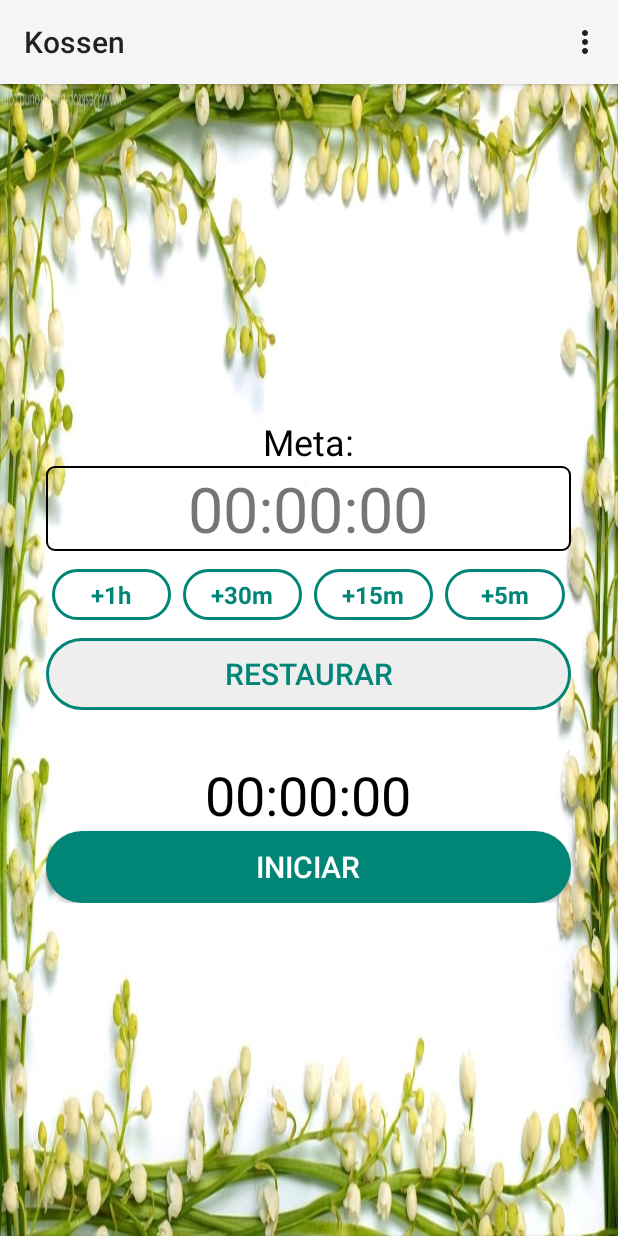
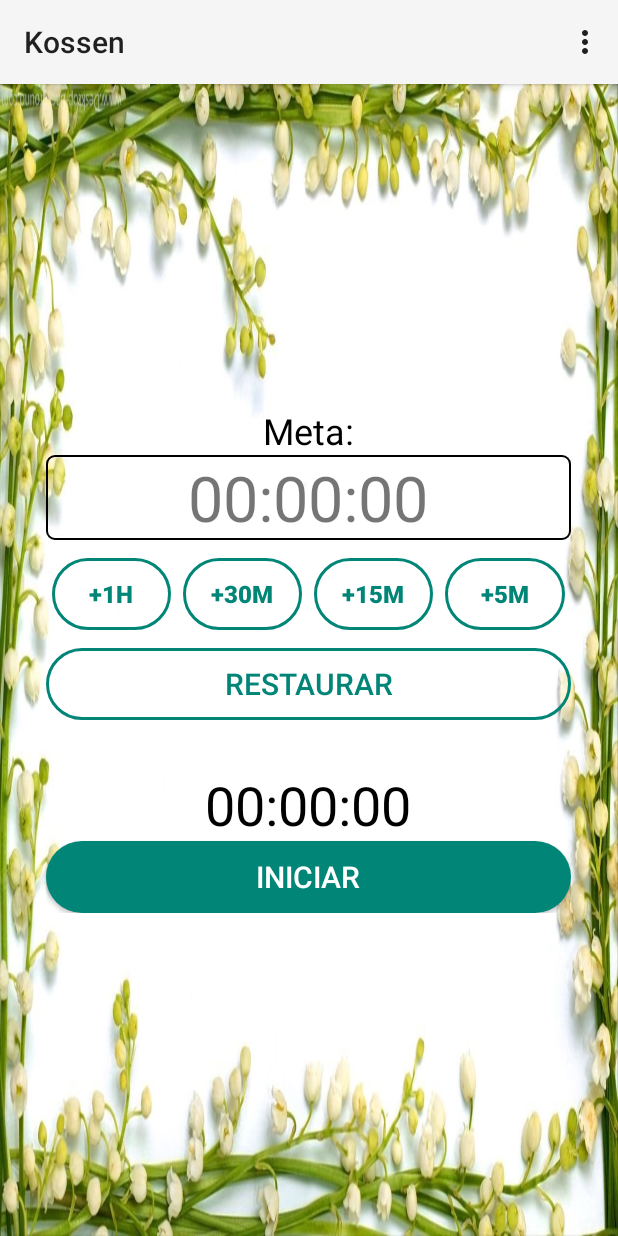
Before and after one commit to matheusbaltazaar/Kossen, an Android app: the screen it shows after launch (MainActivity), on a phone screen of 412 x 824 dp. Run offline under Robolectric (Android 15) with nearby library versions, the phone set to English and light mode, and no system bars.

Commit message:
Ajuste na seleção de toque e no componente Chronometer

```diff
--- a/app/src/main/java/com/baltazarstudio/kossen/ui/MainActivity.java
+++ b/app/src/main/java/com/baltazarstudio/kossen/ui/MainActivity.java
@@ -5,7 +5,6 @@ import android.content.Intent;
 import android.content.SharedPreferences;
 import android.media.MediaPlayer;
 import android.os.Bundle;
-import android.os.Handler;
 import android.support.v7.app.AlertDialog;
 import android.support.v7.app.AppCompatActivity;
 import android.view.Menu;
@@ -33,13 +32,16 @@ public class MainActivity extends AppCompatActivity {
     private Button buttonReset;
     private Button buttonStartStop;
 
-    private Database database;
 
     // Media Player
     private MediaPlayer mediaPlayer;
     private SharedPreferences preferences;
 
     private Chronometer mChronometer;
+    private Button buttonIncreaseOneHour;
+    private Button buttonIncreaseThirtyMinutes;
+    private Button buttonIncreaseFifteenMinutes;
+    private Button buttonIncreaseFiveMinutes;
 
 
     @Override
@@ -49,62 +51,75 @@ public class MainActivity extends AppCompatActivity {
 
         preferences = getSharedPreferences("prefs", MODE_PRIVATE);
 
-        buttonStartStop = findViewById(R.id.bt_start_stop_time);
-        buttonStartStop.setOnClickListener(new View.OnClickListener() {
+        labelGoalTime = findViewById(R.id.tv_goal_time);
+
+        buttonIncreaseOneHour = findViewById(R.id.button_increase_time_one_hour);
+        buttonIncreaseOneHour.setOnClickListener(new View.OnClickListener() {
             @Override
-            public void onClick(View v) {
-                if (!mChronometer.isRunning()) {
-                    mChronometer.resume();
-                    buttonStartStop.setText(R.string.all_button_stop);
-                } else {
-                    mChronometer.stop();
-                    buttonStartStop.setText(R.string.all_button_start);
-                    toggleUIComponents(true);
-                }
+            public void onClick(View view) {
+                mChronometer.addMinutes(60);
+                labelGoalTime.setText(mChronometer.getGoalTime());
             }
         });
 
+        buttonIncreaseThirtyMinutes = findViewById(R.id.button_increase_time_thirty_minutes);
+        buttonIncreaseThirtyMinutes.setOnClickListener(new View.OnClickListener() {
+            @Override
+            public void onClick(View view) {
+                mChronometer.addMinutes(30);
+                labelGoalTime.setText(mChronometer.getGoalTime());
+            }
+        });
 
-        labelCurrentTime = findViewById(R.id.tv_current_time);
-        labelGoalTime = findViewById(R.id.tv_goal_time);
+        buttonIncreaseFifteenMinutes = findViewById(R.id.button_increase_time_fifteen_minutes);
+        buttonIncreaseFifteenMinutes.setOnClickListener(new View.OnClickListener() {
+            @Override
+            public void onClick(View view) {
+                mChronometer.addMinutes(15);
+                labelGoalTime.setText(mChronometer.getGoalTime());
+            }
+        });
 
-        final View.OnClickListener increaseListener = new View.OnClickListener() {
+        buttonIncreaseFiveMinutes = findViewById(R.id.button_increase_time_five_minutes);
+        buttonIncreaseFiveMinutes.setOnClickListener(new View.OnClickListener() {
             @Override
-            public void onClick(View v) {
-                increase((int) v.getTag());
+            public void onClick(View view) {
+                mChronometer.addMinutes(5);
+                labelGoalTime.setText(mChronometer.getGoalTime());
             }
-        };
-
-        final TextView increaseOneHour = findViewById(R.id.button_increase_time_one_hour);
-        increaseOneHour.setTag(60);
-        increaseOneHour.setOnClickListener(increaseListener);
-
-        final TextView increaseThirtyMinutes = findViewById(R.id.button_increase_time_thirty_minutes);
-        increaseThirtyMinutes.setTag(30);
-        increaseThirtyMinutes.setOnClickListener(increaseListener);
-
-        final TextView increaseFifteenMinutes = findViewById(R.id.button_increase_time_fifteen_minutes);
-        increaseFifteenMinutes.setTag(15);
-        increaseFifteenMinutes.setOnClickListener(increaseListener);
-
-        final TextView increaseFiveMinutes = findViewById(R.id.button_increase_time_five_minutes);
-        increaseFiveMinutes.setTag(5);
-        increaseFiveMinutes.setOnClickListener(increaseListener);
+        });
 
         buttonReset = findViewById(R.id.button_reset);
         buttonReset.setOnClickListener(new View.OnClickListener() {
             @Override
             public void onClick(View v) {
-                if (mChronometer.isRunning())
+                if (mChronometer.hasStarted())
                     createResetAlert();
                 else
                     restoreClock();
             }
         });
 
+        labelCurrentTime = findViewById(R.id.tv_current_time);
+
+        buttonStartStop = findViewById(R.id.bt_start_stop_time);
+        buttonStartStop.setOnClickListener(new View.OnClickListener() {
+            @Override
+            public void onClick(View v) {
+                if (mChronometer.isRunning()) {
+                    mChronometer.stop();
+                    buttonStartStop.setText(R.string.all_button_start);
+                    toggleUIComponents(true);
+                } else {
+                    mChronometer.resume();
+                    buttonStartStop.setText(R.string.all_button_stop);
+                    toggleUIComponents(false);
+                }
+            }
+        });
+
+
         setUpChronometer();
-
-        database = new Database(this);
     }
 
     @Override
@@ -125,10 +140,9 @@ public class MainActivity extends AppCompatActivity {
         return super.onOptionsItemSelected(item);
     }
 
-
     private void setUpChronometer() {
         mChronometer = new Chronometer();
-        mChronometer.setChronometerListener(new Chronometer.ChronometerListener() {
+        mChronometer.setTimeListener(new Chronometer.TimeListener() {
             @Override
             public void onTick() {
                 labelCurrentTime.setText(mChronometer.getCurrentTime());
@@ -143,69 +157,54 @@ public class MainActivity extends AppCompatActivity {
         });
     }
 
-    private void increase(int minutes) {
-//        totalGoalSeconds += minutes * 60;
-        // TODO
-        labelGoalTime.setText(mChronometer.getGoalTime());
-
-        toggleUIComponents(true);
-    }
-
     private void restoreClock() {
         mChronometer.reset();
         labelCurrentTime.setText(mChronometer.getCurrentTime());
         labelGoalTime.setText(mChronometer.getGoalTime());
         buttonStartStop.setText(R.string.all_button_start);
-        toggleUIComponents(false);
+        toggleUIComponents(true);
     }
 
     private void toggleUIComponents(boolean enabled) {
         buttonReset.setEnabled(enabled);
+        buttonIncreaseFiveMinutes.setEnabled(enabled);
+        buttonIncreaseFifteenMinutes.setEnabled(enabled);
+        buttonIncreaseThirtyMinutes.setEnabled(enabled);
+        buttonIncreaseOneHour.setEnabled(enabled);
     }
 
     private void createDialogGoalReached() {
         Locale mLocale = new Locale("pt", "BR");
         SimpleDateFormat sdf = new SimpleDateFormat("dd/MM/yyyy HH:mm", mLocale);
-        final String data = sdf.format(Calendar.getInstance().getTime());
+        final String now = sdf.format(Calendar.getInstance().getTime());
 
         new AlertDialog.Builder(this)
                 .setCancelable(false)
                 .setTitle(R.string.all_label_goal_reached)
-                .setMessage(String.format("Tempo: %s", data))
+                .setMessage(String.format("Tempo: %s", now))
                 .setNeutralButton("OK", new DialogInterface.OnClickListener() {
                     @Override
                     public void onClick(DialogInterface dialog, int which) {
-                        database.register(
-                                labelCurrentTime.getText().toString(),
-                                data);
+                        Database database = new Database(MainActivity.this);
+                        database.register(labelCurrentTime.getText().toString(), now);
+                        stopSound();
                         dialog.dismiss();
-                    }
-                })
-                .setOnDismissListener(new DialogInterface.OnDismissListener() {
-                    @Override
-                    public void onDismiss(DialogInterface dialog) {
-                        stopSound();
                     }
                 })
                 .create().show();
     }
 
-
     private void playSound() {
+        stopSound();
         int soundId = preferences.getInt(DAIMOKU_GOAL_SOUND, DEFAULT_DAIMOKU_GOAL_SOUND);
 
         mediaPlayer = MediaPlayer.create(this, soundId);
-        mediaPlayer.setOnCompletionListener(new MediaPlayer.OnCompletionListener() {
-            @Override
-            public void onCompletion(MediaPlayer mediaPlayer) {
-                mediaPlayer.release();
-            }
-        });
         mediaPlayer.start();
     }
 
     private void stopSound() {
-        // TODO
+        if (mediaPlayer != null)
+            mediaPlayer.stop();
     }
 
     private void createResetAlert() {
@@ -223,16 +222,16 @@ public class MainActivity extends AppCompatActivity {
     }
 
     private void createDialogSelectSound() {
-        final int previousSound = preferences.getInt(DAIMOKU_GOAL_SOUND, DEFAULT_DAIMOKU_GOAL_SOUND);
+        final int previousSoundId = preferences.getInt(DAIMOKU_GOAL_SOUND, DEFAULT_DAIMOKU_GOAL_SOUND);
         final boolean[] confirmed = {false};
 
         new AlertDialog.Builder(this)
                 .setTitle("Escolha uma melodia")
-                .setSingleChoiceItems(R.array.array_sounds, -1, new DialogInterface.OnClickListener() {
+                .setSingleChoiceItems(R.array.array_sounds, Sounds.getPosition(previousSoundId), new DialogInterface.OnClickListener() {
                     @Override
                     public void onClick(DialogInterface dialog, int which) {
+                        playSound();
                         updateRing(Sounds.get(which));
-                        playSound();
                     }
                 })
                 .setPositiveButton("OK", new DialogInterface.OnClickListener() {
@@ -244,14 +243,13 @@ public class MainActivity extends AppCompatActivity {
                 .setOnDismissListener(new DialogInterface.OnDismissListener() {
                     @Override
                     public void onDismiss(DialogInterface dialog) {
-                        mediaPlayer.release();
+                        stopSound();
                         if (!confirmed[0]) {
-                            updateRing(previousSound);
+                            updateRing(previousSoundId);
                         }
                     }
                 })
-                .create()
-                .show();
+                .create().show();
     }
 
     private void updateRing(int id) {
@@ -259,4 +257,11 @@ public class MainActivity extends AppCompatActivity {
                 .putInt(DAIMOKU_GOAL_SOUND, id)
                 .apply();
     }
+
+    @Override
+    protected void onDestroy() {
+        if (mediaPlayer != null)
+            mediaPlayer.release();
+        super.onDestroy();
+    }
 }
--- a/app/src/main/res/drawable/all_rounded_border_button_green.xml
+++ b/app/src/main/res/drawable/all_rounded_border_button_green.xml
@@ -1,29 +1,10 @@
-<?xml version="1.0" encoding="utf-8"?>
-<selector xmlns:android="http://schemas.android.com/apk/res/android">
-    <item android:state_pressed="true">
-        <shape android:shape="rectangle">
+<shape xmlns:android="http://schemas.android.com/apk/res/android"
+    android:shape="rectangle">
 
-            <stroke android:width="2dp" android:color="@color/green" />
-            <solid android:color="@color/white_dark" />
-            <corners android:radius="100dp" />
 
-        </shape>
-    </item>
-    <item android:state_enabled="false">
-        <shape android:shape="rectangle">
+    <stroke
+        android:width="2dp"
+        android:color="@color/green" />
+    <corners android:radius="100dp" />
 
-            <stroke android:width="2dp" android:color="@color/green" />
-            <solid android:color="#EEE" />
-            <corners android:radius="100dp" />
-
-        </shape>
-    </item>
-    <item>
-        <shape android:shape="rectangle">
-
-            <stroke android:width="2dp" android:color="@color/green" />
-            <corners android:radius="100dp" />
-
-        </shape>
-    </item>
-</selector>
+</shape>
--- a/app/src/main/res/drawable/all_rounded_button_green.xml
+++ b/app/src/main/res/drawable/all_rounded_button_green.xml
@@ -1,17 +1,5 @@
-<?xml version="1.0" encoding="utf-8"?>
-<selector xmlns:android="http://schemas.android.com/apk/res/android">
-    <item android:state_pressed="true">
-        <shape android:shape="rectangle">
-            <solid android:color="@color/white_dark" />
-            <corners android:radius="166.7dp" />
-        </shape>
-    </item>
-
-    <item>
-        <shape android:shape="rectangle">
-            <solid android:color="@color/green" />
-            <corners android:radius="166.7dp" />
-        </shape>
-    </item>
-
-</selector>
+<shape xmlns:android="http://schemas.android.com/apk/res/android"
+    android:shape="rectangle">
+    <solid android:color="@color/green" />
+    <corners android:radius="166.7dp" />
+</shape>
--- a/app/src/main/res/layout/activity_main.xml
+++ b/app/src/main/res/layout/activity_main.xml
@@ -45,69 +45,58 @@
             android:weightSum="4">
 
 
-            <TextView
+            <Button
                 android:id="@+id/button_increase_time_one_hour"
                 android:layout_width="0dp"
                 android:layout_height="wrap_content"
                 android:layout_margin="4dp"
                 android:layout_weight="1"
                 android:background="@drawable/all_rounded_border_button_green"
-                android:focusable="true"
                 android:paddingTop="6dp"
                 android:paddingBottom="6dp"
                 android:text="@string/label_add_time_one_hour"
-                android:textAlignment="center"
                 android:textColor="@color/green"
                 android:textSize="@dimen/all_increase_button_size_text"
                 android:textStyle="bold" />
 
-            <TextView
+            <Button
                 android:id="@+id/button_increase_time_thirty_minutes"
                 android:layout_width="0dp"
                 android:layout_height="wrap_content"
                 android:layout_margin="4dp"
                 android:layout_weight="1"
                 android:background="@drawable/all_rounded_border_button_green"
-                android:clickable="true"
-                android:focusable="true"
                 android:paddingTop="6dp"
                 android:paddingBottom="6dp"
                 android:text="@string/label_add_time_thirty_minutes"
-                android:textAlignment="center"
                 android:textColor="@color/green"
                 android:textSize="@dimen/all_increase_button_size_text"
                 android:textStyle="bold" />
 
-            <TextView
+            <Button
                 android:id="@+id/button_increase_time_fifteen_minutes"
                 android:layout_width="0dp"
                 android:layout_height="wrap_content"
                 android:layout_margin="4dp"
                 android:layout_weight="1"
                 android:background="@drawable/all_rounded_border_button_green"
-                android:clickable="true"
-                android:focusable="true"
                 android:paddingTop="6dp"
                 android:paddingBottom="6dp"
                 android:text="@string/label_add_time_fifteen_minutes"
-                android:textAlignment="center"
                 android:textColor="@color/green"
                 android:textSize="@dimen/all_increase_button_size_text"
                 android:textStyle="bold" />
 
-            <TextView
+            <Button
                 android:id="@+id/button_increase_time_five_minutes"
                 android:layout_width="0dp"
                 android:layout_height="wrap_content"
                 android:layout_margin="4dp"
                 android:layout_weight="1"
                 android:background="@drawable/all_rounded_border_button_green"
-                android:clickable="true"
-                android:focusable="true"
                 android:paddingTop="6dp"
                 android:paddingBottom="6dp"
                 android:text="@string/label_add_time_five_minutes"
-                android:textAlignment="center"
                 android:textColor="@color/green"
                 android:textSize="@dimen/all_increase_button_size_text"
                 android:textStyle="bold" />
```
Also changed, not shown: app/src/main/java/com/baltazarstudio/kossen/component/Chronometer.java (+73 -46 lines), app/src/main/java/com/baltazarstudio/kossen/model/Sounds.java (+11 -2 lines).
